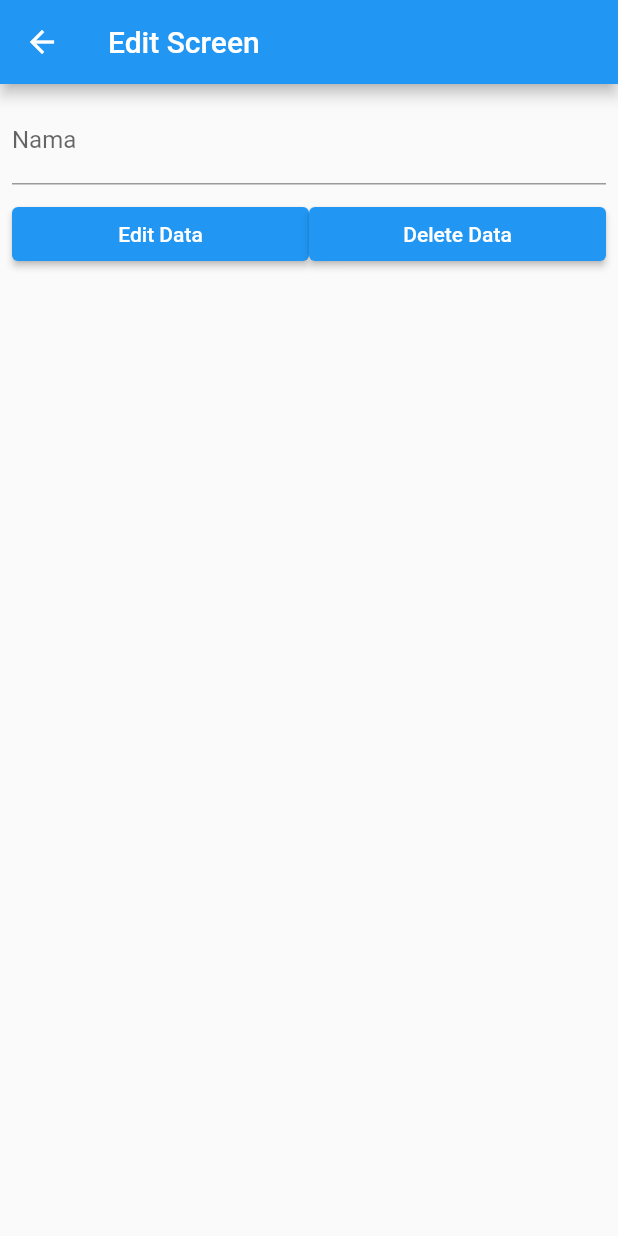
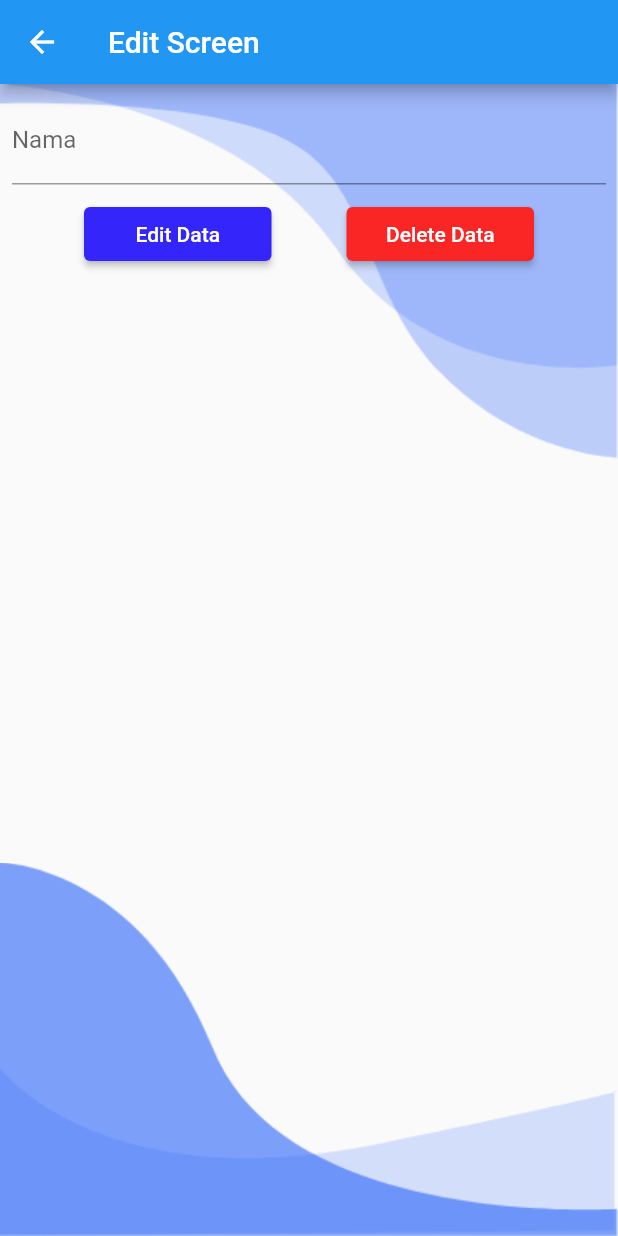
Before and after one commit to YogaRahmahadi/flutter_starter_stisla, a Flutter app: the EditScreen screen opened directly with empty values, on a phone screen of 412 x 824 dp. Run offline on Flutter 3.47's test engine with Material 2 defaults, Android fonts, the phone set to English and light mode, and no system bars; our stand-ins replace shared_preferences; accounts and stored records are empty.

Commit message:
Update Edit Screen Page

```diff
--- a/lib/screens/edit_screen.dart
+++ b/lib/screens/edit_screen.dart
@@ -1,6 +1,8 @@
 import 'dart:convert';
+import 'dart:ui';
 
 import 'package:flutter/material.dart';
+import 'package:flutter_starter_stisla/components/background.dart';
 import 'package:flutter_starter_stisla/screens/home.dart';
 import 'package:http/http.dart' as http;
 import 'package:shared_preferences/shared_preferences.dart';
@@ -96,7 +98,8 @@ class _EditScreenState extends State<EditScreen> {
       appBar: AppBar(
         title: const Text('Edit Screen'),
       ),
-      body: Padding(
+      body: Background(
+        child: Padding(
           padding: const EdgeInsets.all(8),
           child: Column(
             children: [
@@ -111,7 +114,7 @@ class _EditScreenState extends State<EditScreen> {
               ),
               SizedBox(
                 height: 50,
-              width: double.infinity,
+                width: 300,
                 child: Row(
                   children: [
                     Expanded(
@@ -119,14 +122,23 @@ class _EditScreenState extends State<EditScreen> {
                         onPressed: () {
                           editData(widget.id);
                         },
+                        style: ElevatedButton.styleFrom(
+                          backgroundColor: Color.fromARGB(255, 52, 38, 250),
+                        ),
                         child: const Text("Edit Data"),
                       ),
+                    ),
+                    Container(
+                      width: 50,
                     ),
                     Expanded(
                       child: ElevatedButton(
                         onPressed: () {
                           deleteData(widget.id);
                         },
+                        style: ElevatedButton.styleFrom(
+                          backgroundColor: Color.fromARGB(255, 250, 38, 38),
+                        ),
                         child: const Text("Delete Data"),
                       ),
                     ),
@@ -139,6 +151,7 @@ class _EditScreenState extends State<EditScreen> {
             ],
           ),
         ),
+      ),
     );
   }
 }
--- a/lib/screens/home.dart
+++ b/lib/screens/home.dart
@@ -221,7 +221,7 @@ class _HomePageState extends State<HomePage> {
                 "List Categories",
                 style: TextStyle(
                   fontWeight: FontWeight.bold,
-                  color: Color.fromARGB(255, 116, 38, 250),
+                  color: Color.fromARGB(255, 52, 38, 250),
                   fontSize: 36,
                 ),
               ),
```
Lines whose indentation alone changed are shown as unchanged.
